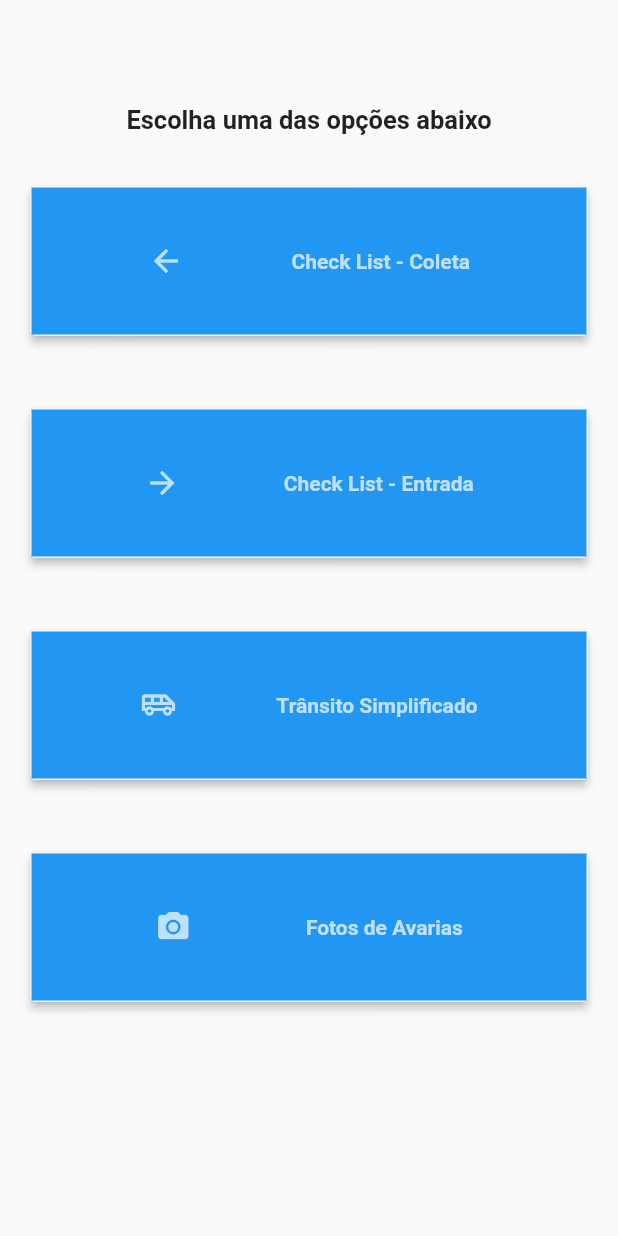
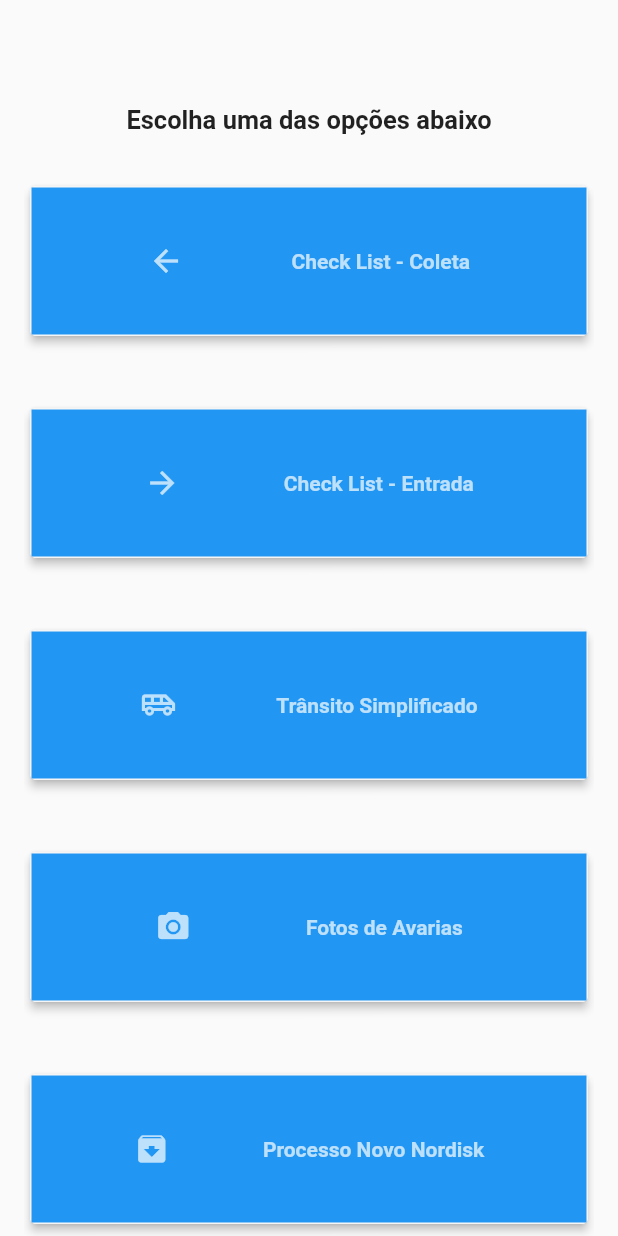
Before and after one commit to viniciusdds/WebView, a Flutter app: the screen it shows after launch, on a phone screen of 412 x 824 dp. Run offline on Flutter 3.47's test engine with Material 2 defaults, Android fonts, the phone set to English and light mode, and no system bars; our stand-ins replace get; missing offline and left inert: flutter_webview_plugin, qrscan.

```diff
--- a/lib/screen/home_page.dart
+++ b/lib/screen/home_page.dart
@@ -199,6 +199,51 @@ class _HomeState extends State<Home> {
                   );
                 },
               ),
+              SizedBox(
+                height: 40,
+              ),
+              GestureDetector(
+                child: Card(
+                  elevation: 2.5,
+                  child: Container(
+                    height: 100,
+                    decoration: BoxDecoration(
+                      border: Border.all(color: Colors.grey[100]),
+                      borderRadius: BorderRadius.all(Radius.circular(4)),
+                      color: Colors.white70,
+                    ),
+                    child: Container(
+                      color: Colors.blue,
+                      padding: EdgeInsets.all(6),
+                      child: Row(
+                        mainAxisAlignment: MainAxisAlignment.spaceEvenly,
+                        children: [
+                          Icon(Icons.archive_rounded, color: Colors.white70),
+                          Text("Processo Novo Nordisk",
+                            style: TextStyle(
+                                color: Colors.white70,
+                                fontWeight: FontWeight.bold
+                            ),
+                          )
+                        ],
+                      ),
+                    ),
+                  ),
+                ),
+                onTap: (){
+                  Navigator.push(
+                      context,
+                      MaterialPageRoute(builder: (context) =>WebPage(
+                          "FOTOS DE CARGA",
+                          "http://172.20.220.125:4050/gerencia/MyCMS/conferencia/",
+                          widget.userAgent
+                      ))
+                  );
+                },
+              ),
+              SizedBox(
+                height: 40,
+              ),
             ],
           ),
         )
--- a/pubspec.yaml
+++ b/pubspec.yaml
@@ -31,6 +31,7 @@ dependencies:
   get: ^3.25.4
   flutter_webview_plugin: ^0.3.11
   flutter_launcher_icons: ^0.8.1
+  qrscan: ^0.2.22
 
 dev_dependencies:
   flutter_test:
```
Also changed, not shown: lib/screen/web_page.dart (+31 -3 lines), pubspec.lock, 2 other files.
